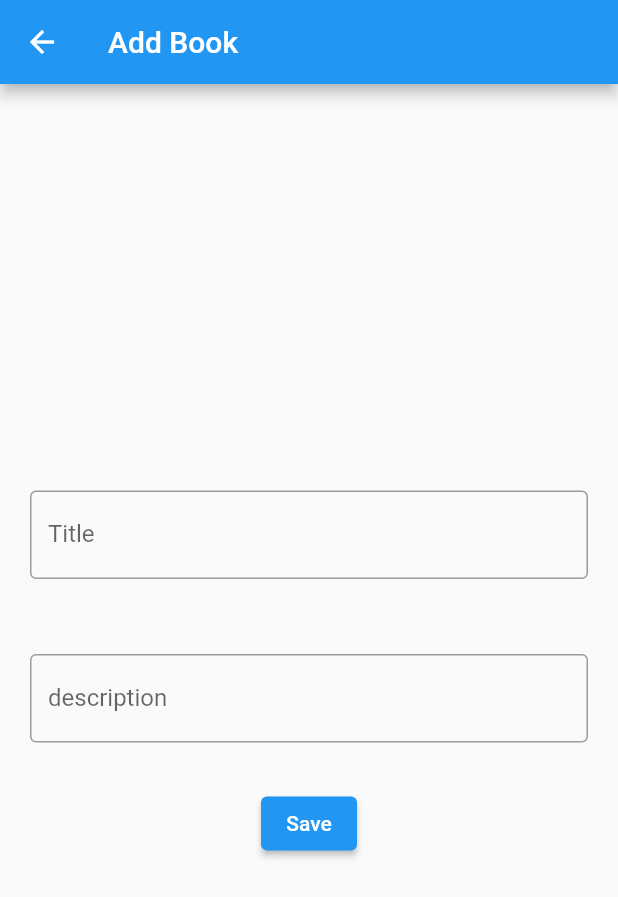
After one commit to muhammad-marzouk/flutter_widgets, a Flutter app: the AddRecord screen opened directly, on a phone screen of 412 x 824 dp. The commit adds this screen. Shown: the top 897 px of the screen. Run offline on Flutter 3.47's test engine with Material 2 defaults, Android fonts, the phone set to English and light mode, and no system bars; our stand-ins replace animated_splash_screen, dio, flutter_slidable, introduction_screen, page_transition, shared_preferences and 3 more; missing offline and left inert: syncfusion_flutter_pdfviewer; accounts and stored records are empty; network calls fail.

Commit message:
27-11-2023

```diff
--- a/lib/flutter_06_dio/dio_main.dart
+++ b/lib/flutter_06_dio/dio_main.dart
@@ -6,7 +6,6 @@ void main() async{
   if (kDebugMode) {
      print(responses.data.length);
     }
-
     for (int i=0; i<=responses.data.length-1;i++){
       if (kDebugMode) {
         print(responses.data[i]['name']);
--- /dev/null
+++ b/lib/flutter_08_sqflit/add_record.dart
@@ -0,0 +1,76 @@
+import 'package:flutter/cupertino.dart';
+import 'package:flutter/material.dart';
+import 'sql_helper.dart';
+
+class AddRecord extends StatefulWidget{
+  const AddRecord({super.key});
+
+  @override
+  State<AddRecord> createState()=> _AddRecordState();
+}
+
+class _AddRecordState extends State<AddRecord> {
+
+final TextEditingController _titleController = TextEditingController();
+final TextEditingController _descriptionController = TextEditingController();
+
+  Future<void> _addItem() async {
+    await SQLHelper.createItem(_titleController.text, _descriptionController.text);
+  }
+
+
+
+  @override
+  Widget build(BuildContext context) {
+
+    return Scaffold(
+      appBar: AppBar(
+        title: const Text('Add Book'),
+      ),
+      body: Center(
+        child: Column(
+          mainAxisSize: MainAxisSize.min,
+          crossAxisAlignment: CrossAxisAlignment.end,
+          children: [
+            Container(
+              margin: const EdgeInsets.all(20.0),
+              child: TextField(
+                controller: _titleController,
+                decoration: const InputDecoration(
+                  hintText: 'title',
+                  border: OutlineInputBorder(),
+                  labelText: 'Title'
+                ),
+              ),
+            ),
+            const SizedBox(height: 10,),
+            Container(
+              margin: const EdgeInsets.all(20.0),
+              child: TextField(
+                controller: _descriptionController,
+                decoration: const InputDecoration(
+                    hintText: 'description',
+                    border: OutlineInputBorder(),
+                    labelText: 'description'
+                ),
+              ),
+            ),
+            const SizedBox(height: 10,),
+            Center(
+              child: ElevatedButton(
+                onPressed: (){
+                  _addItem();
+                  _titleController.text = '';
+                  _descriptionController.text = '';
+                  Navigator.pop(context,'refresh');
+
+                },
+                child: const Text('Save'),
+              ),
+            )
+          ],
+        ),
+      ),
+    );
+  }
+}
--- a/pubspec.yaml
+++ b/pubspec.yaml
@@ -43,6 +43,7 @@ dependencies:
   provider: ^6.1.1
   shared_preferences: ^2.2.2
   bloc: ^8.1.2
+  sqflite: 2.3.0
 
 dev_dependencies:
   flutter_test:
```
Also changed, not shown: lib/flutter_08_sqflit/edit_record.dart (added, +91 -0 lines), lib/flutter_08_sqflit/main.dart (added, +108 -0 lines), lib/flutter_08_sqflit/sql_helper.dart (added, +68 -0 lines).
